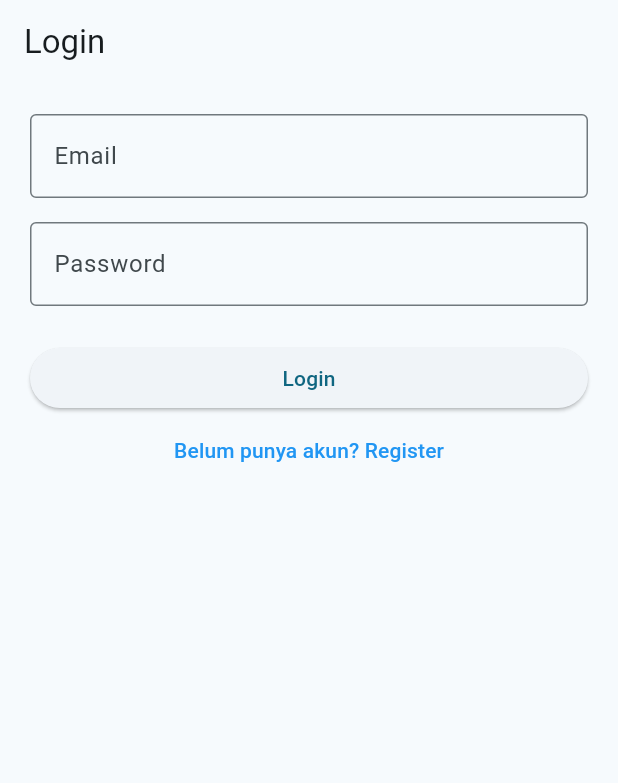
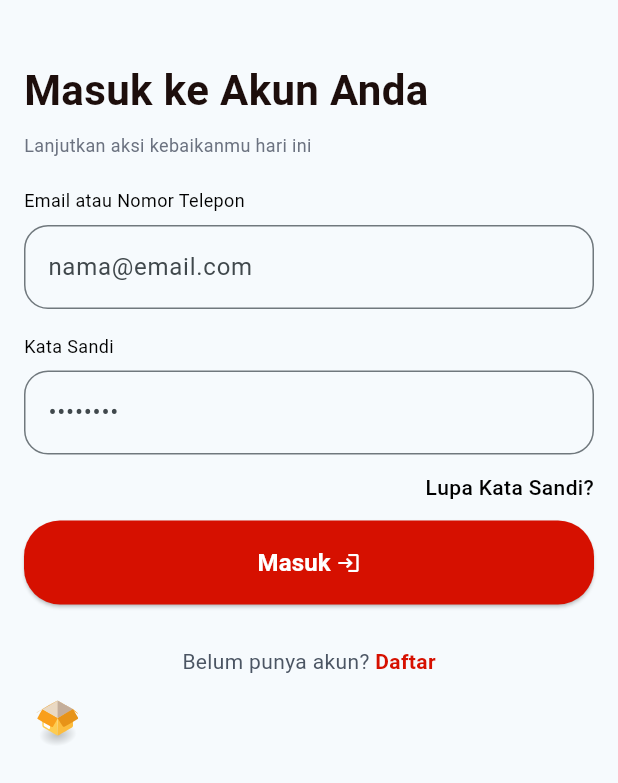
Before and after one commit to Habibieproject/ppkd_b_5, a Flutter app: the screen it shows after launch, on a phone screen of 412 x 824 dp. Shown: the top 783 px of the screen. Run offline on Flutter 3.47's test engine with Material 3 defaults, Android fonts, the phone set to English and light mode, and no system bars; our stand-ins replace animate_do, cloud_firestore, confetti, firebase_auth, firebase_core, geocoding and 6 more; accounts and stored records are empty.

Commit message:
Day 39 Inisialisasi Firebase, Auth Firebase

```diff
--- a/lib/day_16_17_18/view/splash_screen.dart
+++ b/lib/day_16_17_18/view/splash_screen.dart
@@ -1,8 +1,8 @@
 import 'package:flutter/material.dart';
-import 'package:ppkd_b_5/absen/views/login_screen.dart';
 import 'package:ppkd_b_5/constant/app_color.dart';
 import 'package:ppkd_b_5/day_14/drawer_global.dart';
 import 'package:ppkd_b_5/day_16_17_18/database/preference.dart';
+import 'package:ppkd_b_5/day_39/views/login_screen.dart';
 import 'package:ppkd_b_5/extension/navigator.dart';
 
 class SplashScreenDay16 extends StatefulWidget {
@@ -27,7 +27,7 @@ class _SplashScreenDay16State extends State<SplashScreenDay16> {
     if (data == true) {
       context.pushAndRemoveAll(DrawerGlobal());
     } else {
-      context.pushAndRemoveAll(LoginScreen());
+      context.pushAndRemoveAll(LoginFirebaseScreenDay39());
     }
   }
 
--- /dev/null
+++ b/lib/day_39/models/users_models.dart
@@ -0,0 +1,38 @@
+// ignore_for_file: public_member_api_docs, sort_constructors_first
+import 'dart:convert';
+
+class UserModelsFirebase {
+  final String? uid;
+  final String email;
+  final String password;
+  final String? username;
+  UserModelsFirebase({
+    this.uid,
+    required this.email,
+    required this.password,
+    this.username,
+  });
+
+  Map<String, dynamic> toMap() {
+    return <String, dynamic>{
+      'uid': uid,
+      'email': email,
+      'password': password,
+      'username': username,
+    };
+  }
+
+  factory UserModelsFirebase.fromMap(Map<String, dynamic> map) {
+    return UserModelsFirebase(
+      uid: map['uid'] != null ? map['uid'] as String : null,
+      email: map['email'] as String,
+      password: map['password'] as String,
+      username: map['username'] != null ? map['username'] as String : null,
+    );
+  }
+
+  String toJson() => json.encode(toMap());
+
+  factory UserModelsFirebase.fromJson(String source) =>
+      UserModelsFirebase.fromMap(json.decode(source) as Map<String, dynamic>);
+}
--- /dev/null
+++ b/lib/day_39/service/firebase_service.dart
@@ -0,0 +1,55 @@
+import 'package:cloud_firestore/cloud_firestore.dart';
+import 'package:firebase_auth/firebase_auth.dart';
+import 'package:ppkd_b_5/day_39/models/users_models.dart';
+
+class FirebaseService {
+  static final FirebaseAuth _auth = FirebaseAuth.instance;
+  static final FirebaseFirestore _firebaseFirestore =
+      FirebaseFirestore.instance;
+
+  static Future<UserModelsFirebase> registerUser({
+    required String email,
+    required String password,
+    required String username,
+  }) async {
+    final cred = await _auth.createUserWithEmailAndPassword(
+      email: email,
+      password: password,
+    );
+
+    final user = cred.user!;
+    final model = UserModelsFirebase(
+      uid: user.uid,
+      email: email,
+      password: password,
+      username: username,
+    );
+
+    await _firebaseFirestore
+        .collection('users')
+        .doc(user.uid)
+        .set(model.toMap());
+    return model;
+  }
+
+  static Future<UserModelsFirebase?> loginUser({
+    required String email,
+    required String password,
+  }) async {
+    final cred = await _auth.signInWithEmailAndPassword(
+      email: email,
+      password: password,
+    );
+
+    final user = cred.user;
+    if (user == null) return null;
+
+    final snap = await _firebaseFirestore
+        .collection('users')
+        .doc(user.uid)
+        .get();
+    if (!snap.exists) return null;
+
+    return UserModelsFirebase.fromMap({'uid': user.uid, ...snap.data()!});
+  }
+}
--- /dev/null
+++ b/lib/day_39/views/login_screen.dart
@@ -0,0 +1,241 @@
+import 'dart:developer';
+
+import 'package:animate_do/animate_do.dart';
+import 'package:flutter/gestures.dart';
+import 'package:flutter/material.dart';
+import 'package:lottie/lottie.dart';
+import 'package:ppkd_b_5/constant/app_color.dart';
+import 'package:ppkd_b_5/day_14/drawer_global.dart';
+import 'package:ppkd_b_5/day_16_17_18/database/preference.dart';
+import 'package:ppkd_b_5/day_16_17_18/utils/decoration_form.dart';
+import 'package:ppkd_b_5/day_39/service/firebase_service.dart';
+import 'package:ppkd_b_5/day_39/views/register_screen.dart';
+import 'package:ppkd_b_5/extension/navigator.dart';
+
+class LoginFirebaseScreenDay39 extends StatefulWidget {
+  const LoginFirebaseScreenDay39({super.key});
+
+  @override
+  State<LoginFirebaseScreenDay39> createState() =>
+      _LoginFirebaseScreenDay39State();
+}
+
+class _LoginFirebaseScreenDay39State extends State<LoginFirebaseScreenDay39> {
+  final TextEditingController emailController = TextEditingController();
+  final TextEditingController passwordController = TextEditingController();
+  final TextEditingController nameController = TextEditingController();
+  bool isLoading = false;
+  @override
+  Widget build(BuildContext context) {
+    return Scaffold(
+      body: SafeArea(
+        child: Padding(
+          padding: const EdgeInsets.all(16.0),
+          child: FadeInUp(
+            child: Column(
+              crossAxisAlignment: CrossAxisAlignment.start,
+              children: [
+                SizedBox(height: 24),
+                Text(
+                  "Masuk ke Akun Anda",
+                  style: TextStyle(
+                    fontSize: 28,
+                    fontWeight: FontWeight.bold,
+                    color: AppColor.blackText,
+                  ),
+                ),
+                SizedBox(height: 8),
+                Text(
+                  "Lanjutkan aksi kebaikanmu hari ini",
+                  style: TextStyle(fontSize: 12, color: AppColor.greyText),
+                ),
+                SizedBox(height: 20),
+
+                Text(
+                  "Email atau Nomor Telepon",
+                  style: TextStyle(fontSize: 12, color: Colors.black),
+                ),
+                SizedBox(height: 8),
+                TextFormField(
+                  controller: emailController,
+                  decoration: decorationConstant(hintText: "nama@email.com"),
+                ),
+                SizedBox(height: 16),
+                Text(
+                  "Kata Sandi",
+                  style: TextStyle(fontSize: 12, color: Colors.black),
+                ),
+                SizedBox(height: 8),
+
+                TextFormField(
+                  controller: passwordController,
+                  decoration: decorationConstant(hintText: "••••••••"),
+                ),
+                SizedBox(height: 12),
+
+                Row(
+                  mainAxisAlignment: MainAxisAlignment.end,
+                  children: [
+                    Text(
+                      "Lupa Kata Sandi?",
+                      style: TextStyle(
+                        fontSize: 14,
+                        color: Colors.black,
+                        fontWeight: FontWeight.w500,
+                      ),
+                    ),
+                  ],
+                ),
+                SizedBox(height: 12),
+
+                SizedBox(
+                  height: 56,
+                  child: ElevatedButton(
+                    style: ElevatedButton.styleFrom(
+                      shape: RoundedRectangleBorder(
+                        borderRadius: BorderRadius.circular(24),
+                      ),
+                      backgroundColor: AppColor.redSetetesColor,
+                    ),
+                    onPressed: () async {
+                      setState(() {});
+                      isLoading = true;
+                      String? message;
+                      try {
+                        final login = await FirebaseService.loginUser(
+                          email: emailController.text,
+                          password: passwordController.text,
+                        );
+                        if (login != null) {
+                          log(login.toJson());
+                          PreferenceHandler().storingToken(login.uid!);
+                          PreferenceHandler().storingIsLogin(true);
+                          context.pushReplacement(DrawerGlobal());
+                        } else {
+                          ScaffoldMessenger.of(context).showSnackBar(
+                            SnackBar(content: Text("Akun belum terdaftar")),
+                          );
+                        }
+                      } catch (e) {
+                        log(e.toString());
+
+                        // Clean up common exception prefixes for a nicer message
+                        message = e
+                            .toString()
+                            .replaceFirst('Exception: ', '')
+                            .replaceFirst('HttpException: ', '')
+                            .trim();
+                      }
+                      // ScaffoldMessenger.of(context).showSnackBar(
+                      //   SnackBar(content: Text(message.toString())),
+                      // );
+                      setState(() {});
+                      isLoading = false;
+                    },
+                    child: isLoading
+                        ? Row(
+                            mainAxisAlignment: MainAxisAlignment.center,
+                            children: [CircularProgressIndicator()],
+                          )
+                        : Row(
+                            mainAxisAlignment: MainAxisAlignment.center,
+                            children: [
+                              Text(
+                                "Masuk",
+                                style: TextStyle(
+                                  color: Colors.white,
+                                  fontWeight: FontWeight.bold,
+                                  fontSize: 16,
+                                ),
+                              ),
+                              SizedBox(width: 4),
+                              Icon(Icons.login, size: 16, color: Colors.white),
+                            ],
+                          ),
+                  ),
+                ),
+                SizedBox(height: 12),
+
+                // SizedBox(
+                //   height: 56,
+                //   child: ElevatedButton(
+                //     style: ElevatedButton.styleFrom(
+                //       shape: RoundedRectangleBorder(
+                //         borderRadius: BorderRadius.circular(24),
+                //       ),
+                //       side: BorderSide(color: Colors.black),
+                //       backgroundColor: Colors.white,
+                //     ),
+                //     onPressed: () async {
+                //       var dataIsLogin = PreferenceHandler.getIsLogin();
+                //       print(dataIsLogin);
+                //       DBHelper.loginUser(
+                //         email: "habibie@gmail.com",
+                //         password: "123",
+                //       );
+                //     },
+                //     child: Row(
+                //       mainAxisAlignment: MainAxisAlignment.center,
+                //       children: [
+                //         Image.asset("assets/images/google.png", height: 24),
+                //         SizedBox(width: 8),
+                //         Text(
+                //           "Lanjut dengan Google",
+                //           style: TextStyle(
+                //             color: AppColor.greyText,
+                //             fontWeight: FontWeight.bold,
+                //             fontSize: 16,
+                //           ),
+                //         ),
+                //       ],
+                //     ),
+                //   ),
+                // ),
+                SizedBox(height: 16),
+
+                Row(
+                  mainAxisAlignment: MainAxisAlignment.center,
+                  children: [
+                    Text.rich(
+                      textAlign: TextAlign.center,
+                      TextSpan(
+                        children: [
+                          TextSpan(
+                            text: "Belum punya akun? ",
+                            style: TextStyle(
+                              color: AppColor.greyText2,
+                              fontSize: 14,
+                            ),
+                          ),
+                          TextSpan(
+                            recognizer: TapGestureRecognizer()
+                              ..onTap = () {
+                                context.push(const RegisterFirebaseScreen());
+                              },
+                            text: "Daftar",
+                            style: TextStyle(
+                              color: AppColor.redSetetesColor,
+                              fontSize: 14,
+                              fontWeight: FontWeight.bold,
+                            ),
+                          ),
+                        ],
+                      ),
+                    ),
+                  ],
+                ),
+                Lottie.asset("assets/animations/empty.json", height: 50),
+                // FutureBuilder(
+                //   future: DBHelper. ,
+                //   builder: (BuildContext context, AsyncSnapshot snapshot) {
+                //     return ;
+                //   },
+                // ),
+              ],
+            ),
+          ),
+        ),
+      ),
+    );
+  }
+}
--- a/lib/main.dart
+++ b/lib/main.dart
@@ -1,10 +1,13 @@
+import 'package:firebase_core/firebase_core.dart';
 import 'package:flutter/material.dart';
 import 'package:ppkd_b_5/day_16_17_18/database/preference.dart';
 import 'package:ppkd_b_5/day_16_17_18/view/splash_screen.dart';
+import 'package:ppkd_b_5/firebase_options.dart';
 
 void main() async {
   WidgetsFlutterBinding.ensureInitialized();
   await PreferenceHandler().init();
+  await Firebase.initializeApp(options: DefaultFirebaseOptions.currentPlatform);
   runApp(const MyApp());
 }
 
@@ -40,3 +43,5 @@ class MyApp extends StatelessWidget {
     );
   }
 }
+
+//dart pub global activate flutterfire_cli
--- a/pubspec.yaml
+++ b/pubspec.yaml
@@ -29,8 +29,11 @@ environment:
 # versions available, run `flutter pub outdated`.
 dependencies:
   animate_do: ^4.2.0
+  cloud_firestore: ^6.3.0
   confetti: ^0.8.0
   cupertino_icons: ^1.0.8
+  firebase_auth: ^6.4.0
+  firebase_core: ^4.7.0
   flutter:
     sdk: flutter
   flutter_launcher_icons: ^0.14.4
```
Also changed, not shown: lib/day_39/views/register_screen.dart (renamed from lib/absen/views/register_screen.dart, +8 -82 lines), firebase.json (added), lib/firebase_options.dart (added), pubspec.lock, 6 other files.
